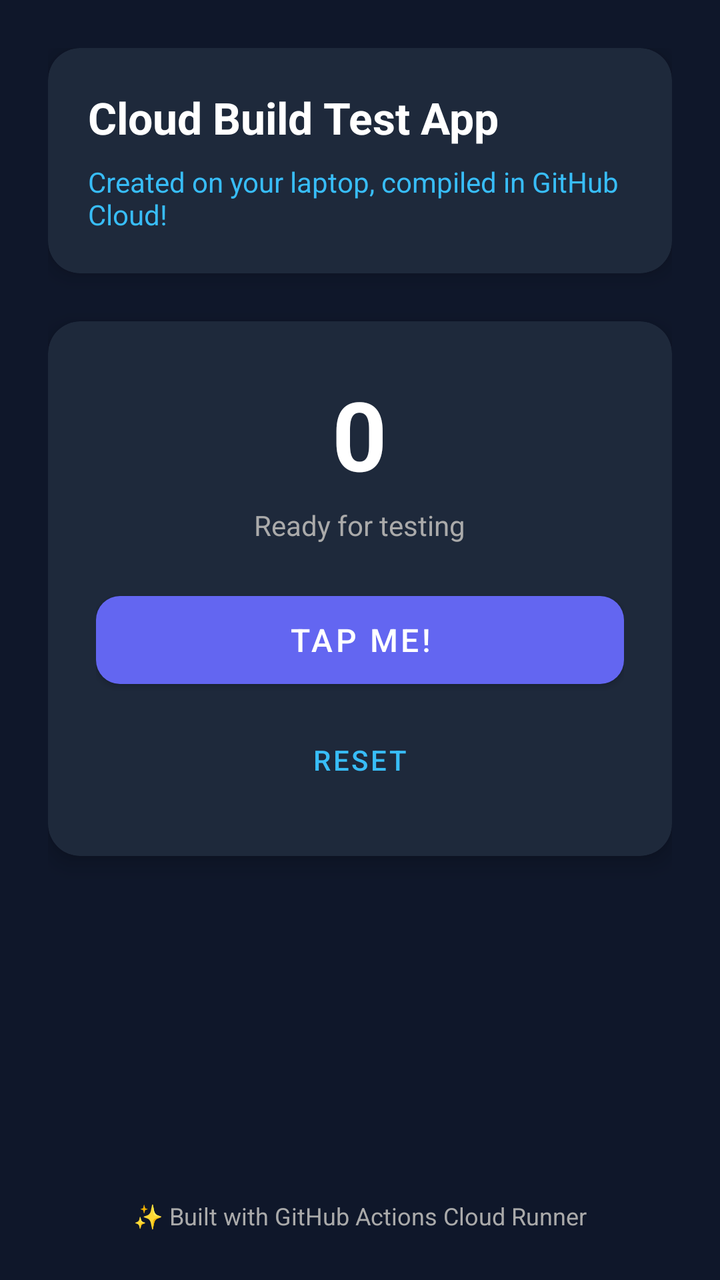
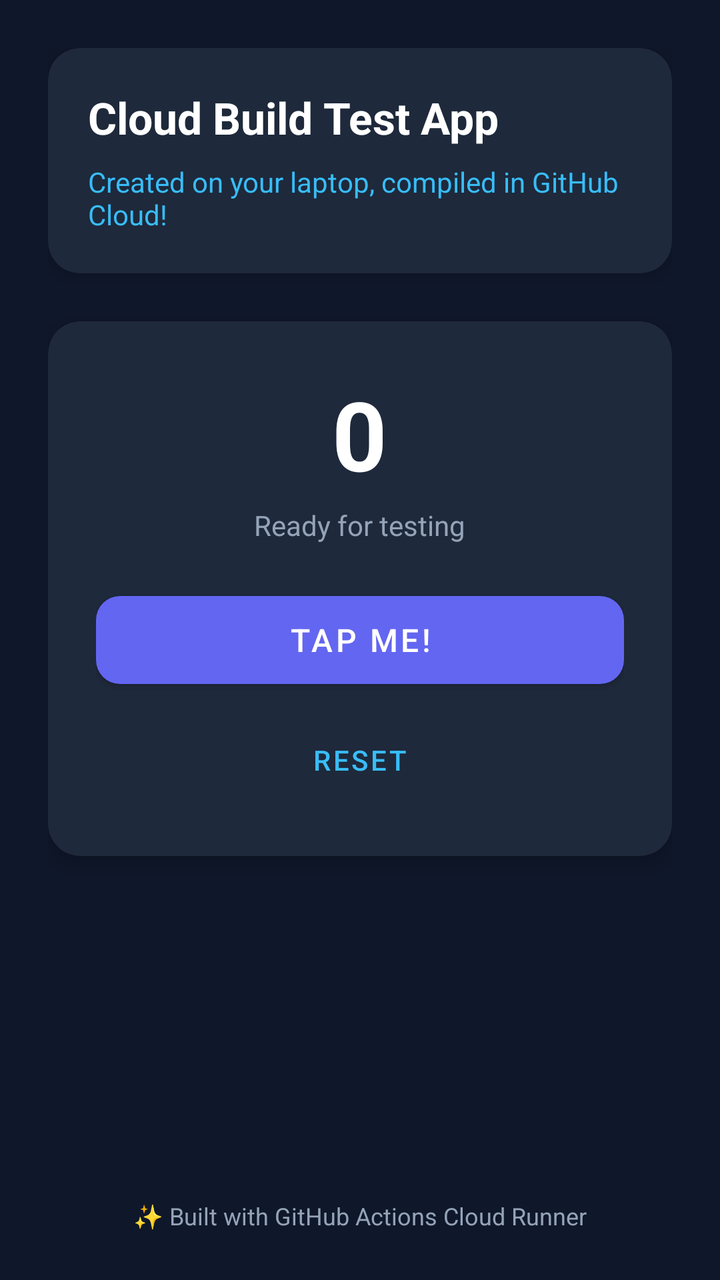

Before-and-after screenshots of an Android layout around one commit, followed by the original layout XML and the change that was made.
<!-- AndroidManifest.xml: application theme Theme.TestApp -->
<!-- res/layout/activity_main.xml -->
<?xml version="1.0" encoding="utf-8"?>
<androidx.constraintlayout.widget.ConstraintLayout xmlns:android="http://schemas.android.com/apk/res/android"
    xmlns:app="http://schemas.android.com/apk/res-auto"
    xmlns:tools="http://schemas.android.com/tools"
    android:layout_width="match_parent"
    android:layout_height="match_parent"
    android:background="@color/bg_dark"
    android:padding="24dp"
    tools:context=".MainActivity">

    <com.google.android.material.card.MaterialCardView
        android:id="@+id/cardHeader"
        android:layout_width="match_parent"
        android:layout_height="wrap_content"
        app:cardBackgroundColor="@color/card_bg"
        app:cardCornerRadius="16dp"
        app:cardElevation="6dp"
        app:layout_constraintTop_toTopOf="parent">

        <LinearLayout
            android:layout_width="match_parent"
            android:layout_height="wrap_content"
            android:orientation="vertical"
            android:padding="20dp">

            <TextView
                android:id="@+id/tvTitle"
                android:layout_width="wrap_content"
                android:layout_height="wrap_content"
                android:text="@string/welcome_title"
                android:textColor="@color/white"
                android:textSize="22sp"
                android:textStyle="bold" />

            <TextView
                android:id="@+id/tvSubtitle"
                android:layout_width="wrap_content"
                android:layout_height="wrap_content"
                android:layout_marginTop="8dp"
                android:text="@string/welcome_subtitle"
                android:textColor="@color/accent_blue"
                android:textSize="14sp" />
        </LinearLayout>
    </com.google.android.material.card.MaterialCardView>

    <com.google.android.material.card.MaterialCardView
        android:id="@+id/cardCounter"
        android:layout_width="match_parent"
        android:layout_height="wrap_content"
        android:layout_marginTop="24dp"
        app:cardBackgroundColor="@color/card_bg"
        app:cardCornerRadius="16dp"
        app:cardElevation="6dp"
        app:layout_constraintTop_toBottomOf="@id/cardHeader">

        <LinearLayout
            android:layout_width="match_parent"
            android:layout_height="wrap_content"
            android:gravity="center"
            android:orientation="vertical"
            android:padding="24dp">

            <TextView
                android:id="@+id/tvCounter"
                android:layout_width="wrap_content"
                android:layout_height="wrap_content"
                android:text="0"
                android:textColor="@color/white"
                android:textSize="48sp"
                android:textStyle="bold" />

            <TextView
                android:id="@+id/tvStatus"
                android:layout_width="wrap_content"
                android:layout_height="wrap_content"
                android:layout_marginTop="4dp"
                android:text="Ready for testing"
                android:textColor="@android:color/darker_gray"
                android:textSize="14sp" />

            <com.google.android.material.button.MaterialButton
                android:id="@+id/btnClick"
                android:layout_width="match_parent"
                android:layout_height="56dp"
                android:layout_marginTop="20dp"
                android:text="@string/click_me"
                android:textSize="16sp"
                app:cornerRadius="12dp" />

            <com.google.android.material.button.MaterialButton
                android:id="@+id/btnReset"
                style="@style/Widget.MaterialComponents.Button.TextButton"
                android:layout_width="wrap_content"
                android:layout_height="wrap_content"
                android:layout_marginTop="8dp"
                android:text="@string/reset"
                android:textColor="@color/accent_blue" />
        </LinearLayout>
    </com.google.android.material.card.MaterialCardView>

    <TextView
        android:id="@+id/tvFooter"
        android:layout_width="wrap_content"
        android:layout_height="wrap_content"
        android:text="✨ Built with GitHub Actions Cloud Runner"
        android:textColor="@android:color/darker_gray"
        android:textSize="12sp"
        app:layout_constraintBottom_toBottomOf="parent"
        app:layout_constraintEnd_toEndOf="parent"
        app:layout_constraintStart_toStartOf="parent" />

</androidx.constraintlayout.widget.ConstraintLayout>
<!-- resources referenced by this layout -->
<resources>
  <color name="accent_blue">#38BDF8</color>
  <color name="bg_dark">#0F172A</color>
  <color name="card_bg">#1E293B</color>
  <color name="white">#FFFFFFFF</color>
  <string name="click_me">Tap Me!</string>
  <string name="reset">Reset</string>
  <string name="welcome_subtitle">Created on your laptop, compiled in GitHub Cloud!</string>
  <string name="welcome_title">Cloud Build Test App</string>
  <style name="Theme.TestApp" parent="Theme.MaterialComponents.DayNight.NoActionBar">
          <item name="colorPrimary">@color/purple_500</item>
          <item name="colorPrimaryVariant">@color/purple_700</item>
          <item name="colorOnPrimary">@color/white</item>
          <item name="colorSecondary">@color/teal_200</item>
          <item name="colorSecondaryVariant">@color/teal_700</item>
          <item name="colorOnSecondary">@color/black</item>
          <item name="android:statusBarColor">@color/bg_dark</item>
      </style>
  <color name="purple_500">#6366F1</color>
  <color name="purple_700">#4F46E5</color>
  <color name="teal_200">#06B6D4</color>
  <color name="teal_700">#0891B2</color>
  <color name="black">#FF000000</color>
</resources>

<!-- the commit's change to res/layout/activity_main.xml (unified diff, before → after) -->
@@ -75,7 +75,7 @@
                 android:layout_height="wrap_content"
                 android:layout_marginTop="4dp"
                 android:text="Ready for testing"
-                android:textColor="@android:color/darker_gray"
+                android:textColor="@color/gray_text"
                 android:textSize="14sp" />
 
             <com.google.android.material.button.MaterialButton
@@ -103,7 +103,7 @@
         android:layout_width="wrap_content"
         android:layout_height="wrap_content"
         android:text="✨ Built with GitHub Actions Cloud Runner"
-        android:textColor="@android:color/darker_gray"
+        android:textColor="@color/gray_text"
         android:textSize="12sp"
         app:layout_constraintBottom_toBottomOf="parent"
         app:layout_constraintEnd_toEndOf="parent"
<!-- resource entries referenced after the edit -->
@@ -3,6 +3,7 @@
   <color name="accent_blue">#38BDF8</color>
   <color name="bg_dark">#0F172A</color>
   <color name="card_bg">#1E293B</color>
+  <color name="gray_text">#94A3B8</color>
   <color name="white">#FFFFFFFF</color>
   <string name="click_me">Tap Me!</string>
   <string name="reset">Reset</string>
